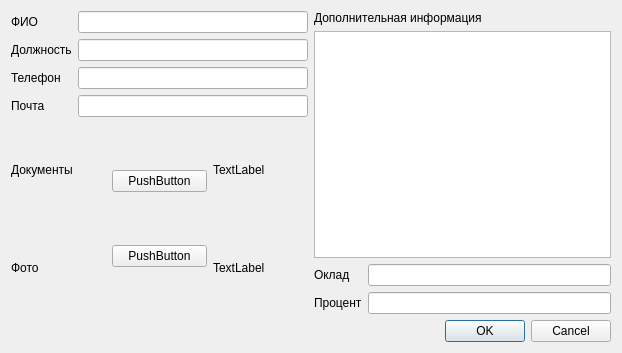
First picture: the form in test_UI_new_worker.ui, repository Korguv/Poliur, before the edit.
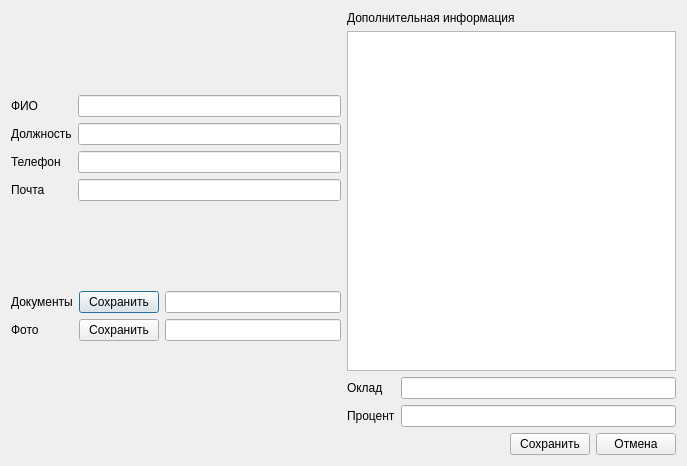
Second picture: the form after the edit.

The edit to the form file:
```diff
--- a/test_UI_new_worker.ui
+++ b/test_UI_new_worker.ui
@@ -6,15 +6,15 @@
    <rect>
     <x>0</x>
     <y>0</y>
-    <width>622</width>
-    <height>353</height>
+    <width>687</width>
+    <height>466</height>
    </rect>
   </property>
   <property name="windowTitle">
    <string>Dialog</string>
   </property>
-  <layout class="QGridLayout" name="gridLayout">
-   <item row="0" column="0">
+  <layout class="QVBoxLayout" name="verticalLayout_11">
+   <item>
     <layout class="QHBoxLayout" name="horizontalLayout_4">
      <item>
       <layout class="QVBoxLayout" name="verticalLayout_9">
@@ -95,14 +95,14 @@
            <item>
             <widget class="QPushButton" name="pushButton">
              <property name="text">
-              <string>PushButton</string>
+              <string>Сохранить</string>
              </property>
             </widget>
            </item>
            <item>
             <widget class="QPushButton" name="pushButton_2">
              <property name="text">
-              <string>PushButton</string>
+              <string>Сохранить</string>
              </property>
             </widget>
            </item>
@@ -111,18 +111,10 @@
          <item>
           <layout class="QVBoxLayout" name="verticalLayout_4">
            <item>
-            <widget class="QLabel" name="label_10">
-             <property name="text">
-              <string>TextLabel</string>
-             </property>
-            </widget>
+            <widget class="QLineEdit" name="lineEdit_5"/>
            </item>
            <item>
-            <widget class="QLabel" name="label_11">
-             <property name="text">
-              <string>TextLabel</string>
-             </property>
-            </widget>
+            <widget class="QLineEdit" name="lineEdit_6"/>
            </item>
           </layout>
          </item>
@@ -182,15 +174,36 @@
      </item>
     </layout>
    </item>
-   <item row="1" column="0">
-    <widget class="QDialogButtonBox" name="buttonBox">
-     <property name="orientation">
-      <enum>Qt::Horizontal</enum>
-     </property>
-     <property name="standardButtons">
-      <set>QDialogButtonBox::Cancel|QDialogButtonBox::Ok</set>
-     </property>
-    </widget>
+   <item>
+    <layout class="QHBoxLayout" name="horizontalLayout_5">
+     <item>
+      <spacer name="horizontalSpacer">
+       <property name="orientation">
+        <enum>Qt::Horizontal</enum>
+       </property>
+       <property name="sizeHint" stdset="0">
+        <size>
+         <width>40</width>
+         <height>20</height>
+        </size>
+       </property>
+      </spacer>
+     </item>
+     <item>
+      <widget class="QPushButton" name="pushButton_4">
+       <property name="text">
+        <string>Сохранить</string>
+       </property>
+      </widget>
+     </item>
+     <item>
+      <widget class="QPushButton" name="pushButton_3">
+       <property name="text">
+        <string>Отмена</string>
+       </property>
+      </widget>
+     </item>
+    </layout>
    </item>
   </layout>
  </widget>
```
Left out of the diff: 35 changed lines with no effect on the pictures.
